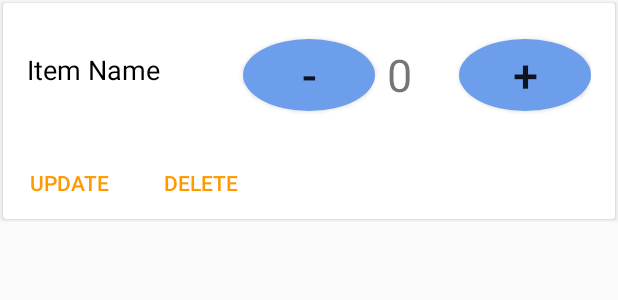
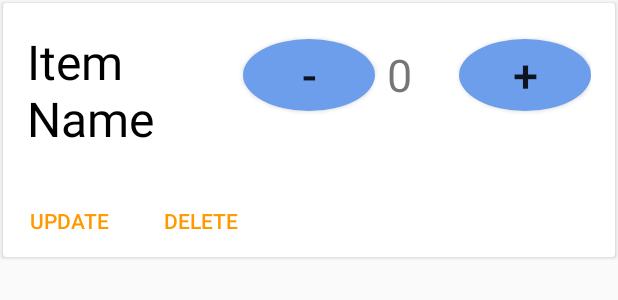
Before and after one commit to Ribesh19/Cafemanagementsystem, an Android app: the layout menu_layout_card_view.xml on its own in the app's theme, with its tools: preview values and no code run, on a phone screen of 412 x 824 dp. Shown: the top 300 px of the screen. Run offline under Robolectric (Android 15) with nearby library versions, the phone set to English and light mode, and no system bars; network calls fail.

Commit message:
5th commit - working till here

```diff
--- a/app/src/main/res/layout/menu_layout_card_view.xml
+++ b/app/src/main/res/layout/menu_layout_card_view.xml
@@ -22,7 +22,7 @@
                     android:layout_marginBottom="8dp"
                     android:text="@string/item_name"
                     android:textColor="#000"
-                    android:textSize="18sp"
+                    android:textSize="32sp"
                     android:layout_weight="1"/>
                 <Button
                     android:id="@+id/btn_decrease"
```
